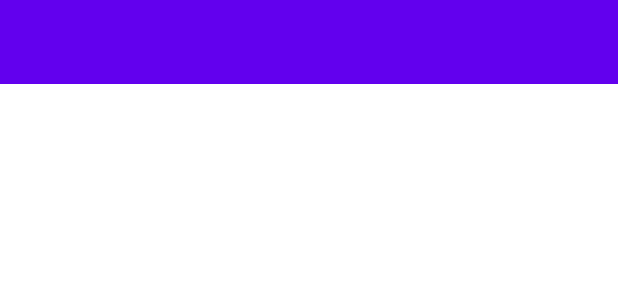
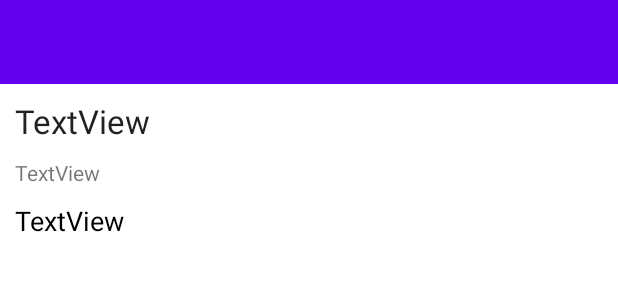
Before and after one commit to hyojeongyun/android-study, an Android app: the layout activity_memo_read.xml on its own in the app's theme, with its tools: preview values and no code run, on a phone screen of 412 x 824 dp. Shown: the top 300 px of the screen. Run offline under Robolectric (Android 15) with nearby library versions, the phone set to English and light mode, and no system bars.

Commit message:
[14강] 1. 메모 read 화면 구현 2. 앱 이름 설정

```diff
--- a/app/src/main/res/layout/activity_memo_read.xml
+++ b/app/src/main/res/layout/activity_memo_read.xml
@@ -14,4 +14,46 @@
         android:background="?attr/colorPrimary"
         android:minHeight="?attr/actionBarSize"
         android:theme="?attr/actionBarTheme" />
+
+    <LinearLayout
+        android:layout_width="match_parent"
+        android:layout_height="match_parent"
+        android:orientation="vertical"
+        android:padding="10dp">
+
+        <TextView
+            android:id="@+id/memo_read_subject"
+            android:layout_width="match_parent"
+            android:layout_height="wrap_content"
+            android:layout_marginBottom="10dp"
+            android:text="TextView"
+            android:textAppearance="@style/TextAppearance.AppCompat.Large" />
+
+        <TextView
+            android:id="@+id/memo_read_date"
+            android:layout_width="match_parent"
+            android:layout_height="wrap_content"
+            android:layout_marginBottom="10dp"
+            android:text="TextView" />
+
+        <ScrollView
+            android:layout_width="match_parent"
+            android:layout_height="match_parent">
+
+            <LinearLayout
+                android:layout_width="match_parent"
+                android:layout_height="wrap_content"
+                android:orientation="vertical">
+
+                <TextView
+                    android:id="@+id/memo_read_text"
+                    android:layout_width="match_parent"
+                    android:layout_height="wrap_content"
+                    android:text="TextView"
+                    android:textAppearance="@style/TextAppearance.AppCompat.Medium"
+                    android:textColor="@color/black" />
+            </LinearLayout>
+        </ScrollView>
+    </LinearLayout>
+
 </LinearLayout>
--- a/app/src/main/res/values/strings.xml
+++ b/app/src/main/res/values/strings.xml
@@ -1,3 +1,3 @@
 <resources>
-    <string name="app_name">My Application2</string>
+    <string name="app_name">Memo</string>
 </resources>
```
Also changed, not shown: app/src/main/java/com/ynhyojng/myapplication2/MainActivity.kt (+10 -1 lines), app/src/main/java/com/ynhyojng/myapplication2/MemoReadActivity.kt (+37 -0 lines).
